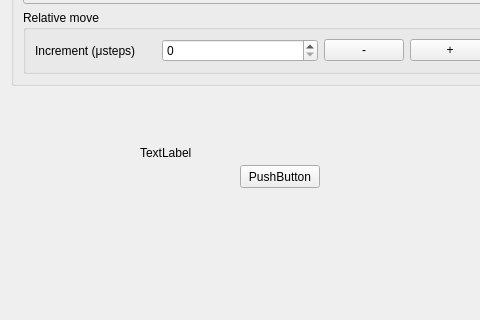
The window that mainwindow.ui (maruta01/NanoPiezoActuator) describes before a commit, drawn with Qt 5; both pictures show x 0 to 480 and y 364 to 684 of the 751 by 684 pixel window.
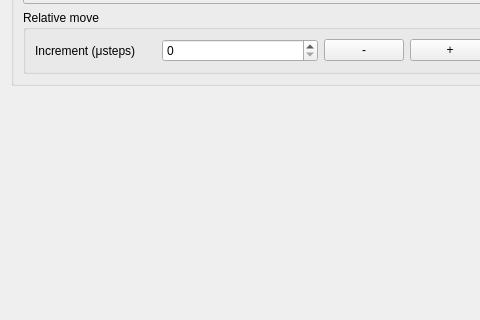
The same window after the commit.

Patch:
```diff
--- a/mainwindow.ui
+++ b/mainwindow.ui
@@ -305,32 +305,6 @@
      </item>
     </layout>
    </widget>
-   <widget class="QPushButton" name="pushButton">
-    <property name="geometry">
-     <rect>
-      <x>240</x>
-      <y>510</y>
-      <width>80</width>
-      <height>23</height>
-     </rect>
-    </property>
-    <property name="text">
-     <string>PushButton</string>
-    </property>
-   </widget>
-   <widget class="QLabel" name="label">
-    <property name="geometry">
-     <rect>
-      <x>140</x>
-      <y>490</y>
-      <width>58</width>
-      <height>15</height>
-     </rect>
-    </property>
-    <property name="text">
-     <string>TextLabel</string>
-    </property>
-   </widget>
   </widget>
   <widget class="QMenuBar" name="menubar">
    <property name="geometry">
```
